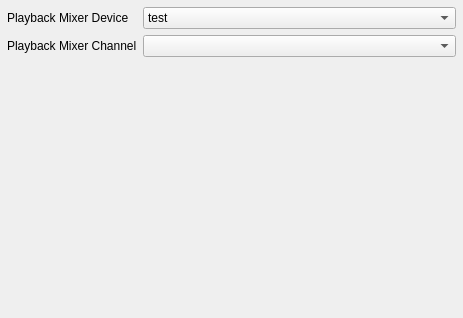
Above: plugins/internetradio/internetradio-configuration-ui.ui from pbek/kradio before the change. Below: the same form after it.
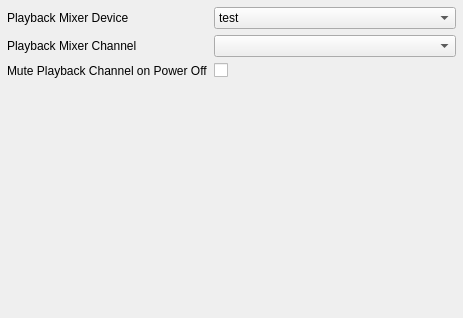
That is the form after the change.

Commit message: added mute-on-power-off option for internet radio

Diff of the .ui file:
```diff
--- a/plugins/internetradio/internetradio-configuration-ui.ui
+++ b/plugins/internetradio/internetradio-configuration-ui.ui
@@ -79,7 +79,7 @@
        </property>
       </widget>
      </item>
-     <item row="2" column="1">
+     <item row="3" column="1">
       <spacer name="verticalSpacer">
        <property name="orientation">
         <enum>Qt::Vertical</enum>
@@ -95,6 +95,29 @@
        </property>
       </spacer>
      </item>
+     <item row="2" column="0">
+      <widget class="QLabel" name="label">
+       <property name="sizePolicy">
+        <sizepolicy hsizetype="Preferred" vsizetype="Preferred">
+         <horstretch>0</horstretch>
+         <verstretch>0</verstretch>
+        </sizepolicy>
+       </property>
+       <property name="text">
+        <string>Mute Playback Channel on Power Off</string>
+       </property>
+       <property name="wordWrap">
+        <bool>false</bool>
+       </property>
+      </widget>
+     </item>
+     <item row="2" column="1">
+      <widget class="QCheckBox" name="cbMutePlaybackMixerOnPowerOff">
+       <property name="text">
+        <string/>
+       </property>
+      </widget>
+     </item>
     </layout>
    </item>
   </layout>
```
The commit also changes 4 other files.
